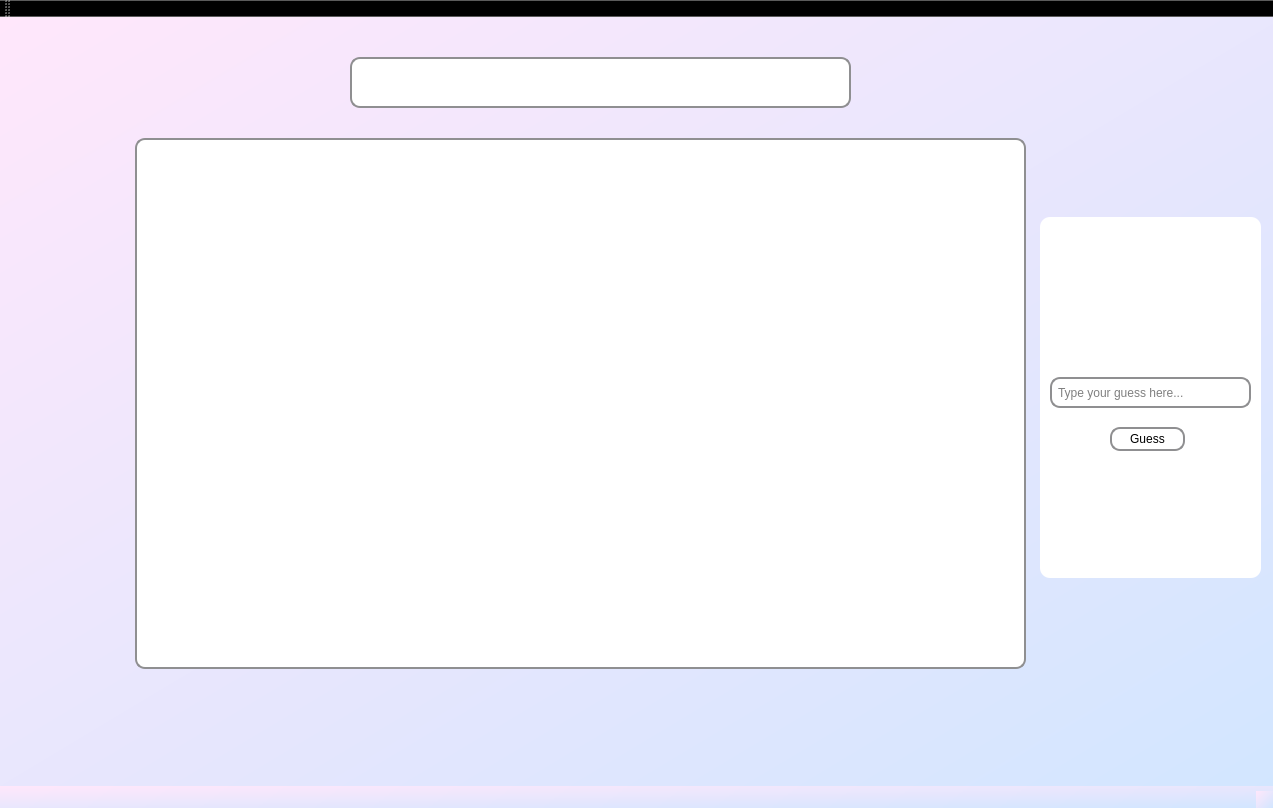
Above: Skribbl App/ClientGUI/startwindow.ui from codralexandra/ProjectModernCpp-Particular-Science before the change. Below: the same form after it.
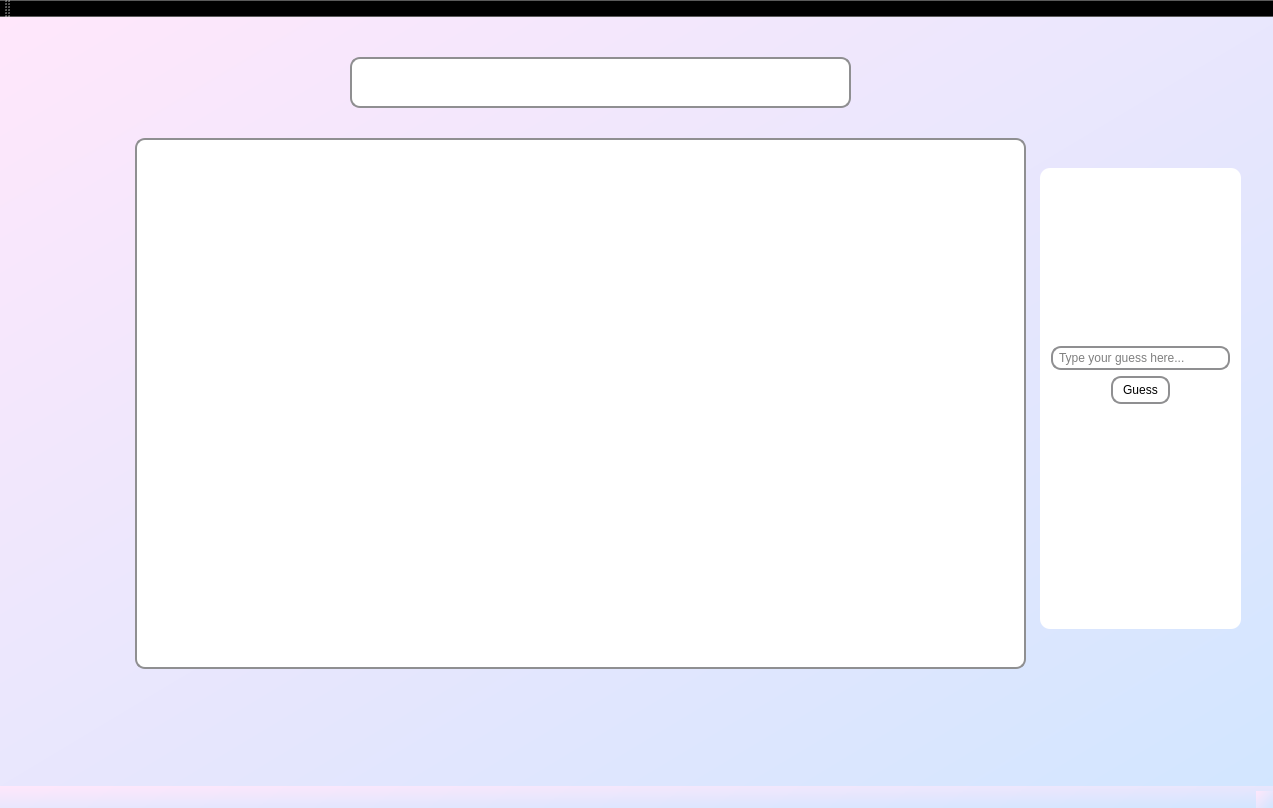
That is the form after the change.

The edit to the form file:
```diff
--- a/Skribbl App/ClientGUI/startwindow.ui
+++ b/Skribbl App/ClientGUI/startwindow.ui
@@ -61,9 +61,9 @@
     <property name="geometry">
      <rect>
       <x>1040</x>
-      <y>200</y>
-      <width>221</width>
-      <height>361</height>
+      <y>151</y>
+      <width>201</width>
+      <height>461</height>
      </rect>
     </property>
     <property name="styleSheet">
@@ -71,15 +71,22 @@
 border-radius: 10px;
 padding: 2px 4px;</string>
     </property>
+    <layout class="QVBoxLayout" name="verticalLayout">
+     <item>
+      <spacer name="verticalSpacer">
+       <property name="orientation">
+        <enum>Qt::Vertical</enum>
+       </property>
+       <property name="sizeHint" stdset="0">
+        <size>
+         <width>20</width>
+         <height>40</height>
+        </size>
+       </property>
+      </spacer>
+     </item>
+     <item>
     <widget class="QLineEdit" name="wordInput">
-     <property name="geometry">
-      <rect>
-       <x>10</x>
-       <y>160</y>
-       <width>201</width>
-       <height>31</height>
-      </rect>
-     </property>
      <property name="styleSheet">
       <string notr="true">#wordInput {
     background-color: white;
@@ -96,15 +103,9 @@
       <string>Type your guess here...</string>
      </property>
     </widget>
+     </item>
+     <item alignment="Qt::AlignHCenter">
     <widget class="QPushButton" name="guessButton">
-     <property name="geometry">
-      <rect>
-       <x>70</x>
-       <y>210</y>
-       <width>75</width>
-       <height>24</height>
-      </rect>
-     </property>
      <property name="styleSheet">
       <string notr="true">#guessButton {
     background-color: white;
@@ -126,32 +127,35 @@
       <string>Guess</string>
      </property>
     </widget>
+     </item>
+     <item>
     <widget class="QLabel" name="rightResponseLabel">
-     <property name="geometry">
-      <rect>
-       <x>10</x>
-       <y>260</y>
-       <width>191</width>
-       <height>20</height>
-      </rect>
-     </property>
      <property name="text">
       <string/>
      </property>
     </widget>
+     </item>
+     <item>
     <widget class="QLabel" name="wrongResponseLabel">
-     <property name="geometry">
-      <rect>
-       <x>10</x>
-       <y>280</y>
-       <width>191</width>
-       <height>20</height>
-      </rect>
-     </property>
      <property name="text">
       <string/>
      </property>
     </widget>
+     </item>
+     <item>
+      <spacer name="verticalSpacer_2">
+       <property name="orientation">
+        <enum>Qt::Vertical</enum>
+       </property>
+       <property name="sizeHint" stdset="0">
+        <size>
+         <width>20</width>
+         <height>40</height>
+        </size>
+       </property>
+      </spacer>
+     </item>
+    </layout>
    </widget>
   </widget>
   <widget class="QMenuBar" name="menuBar">
```
Left out of the diff: 2 changed lines with no effect on the pictures. Lines whose indentation alone changed are shown as unchanged.
